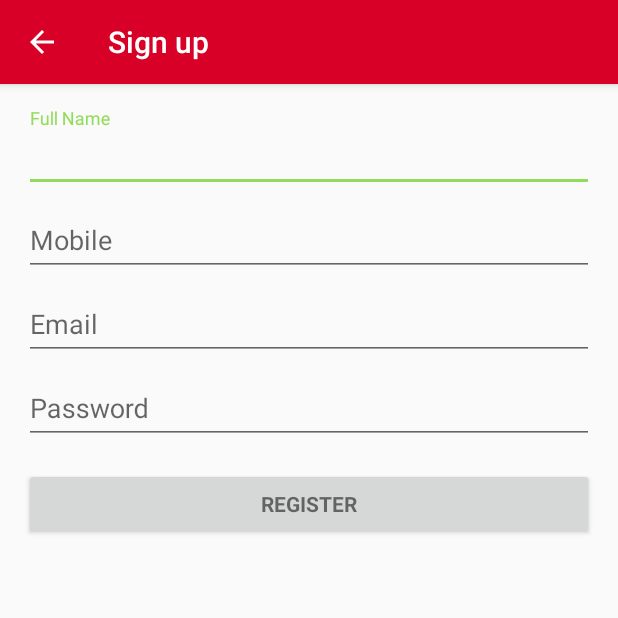
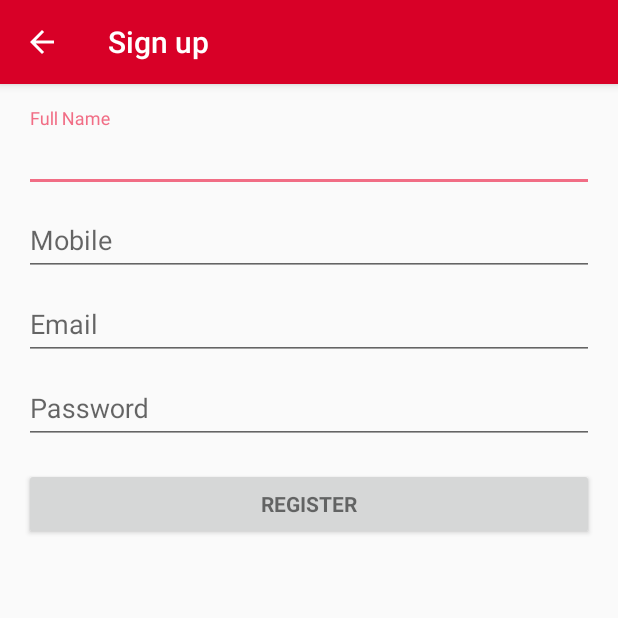
Before and after one commit to prateepgedupudi/MyMealBag, an Android app: the SignupActivity screen opened directly, with no data from a screen before it, on a phone screen of 412 x 824 dp, the top half of it. Run offline under Robolectric (Android 15) with nearby library versions, the light colour scheme and no system bars; our stand-ins replace Firebase (no records; nobody signed in at launch, a user with empty details on screens opened directly).

Commit message:
Changed colorAccent in colors.xml

```diff
--- a/app/src/main/java/info/prateep/android/mymealbag/login/SignupActivity.java
+++ b/app/src/main/java/info/prateep/android/mymealbag/login/SignupActivity.java
@@ -88,7 +88,7 @@ public class SignupActivity extends AppCompatActivity {
                     // User is signed out
                     Log.d(LOG_TAG, "onAuthStateChanged:signed_out");
                 }
-                // ...
+
             }
         };
     }
@@ -163,7 +163,7 @@ public class SignupActivity extends AppCompatActivity {
 
         //Perform firebase signup call only after passing all local validation on the fields.
         if (!cancel) {
-            //TODO perform firebase sign up call here.
+            //Perform firebase sign up call here.
 
             mFirebaseAuth.createUserWithEmailAndPassword(email, password)
                     .addOnCompleteListener(this, new OnCompleteListener<AuthResult>() {
--- a/app/src/main/res/values/colors.xml
+++ b/app/src/main/res/values/colors.xml
@@ -2,5 +2,5 @@
 <resources>
     <color name="colorPrimary">#d80027</color>
     <color name="colorPrimaryDark">#c20426</color>
-    <color name="colorAccent">#92DC5B</color>
+    <color name="colorAccent">#f16d85</color>
 </resources>
```
